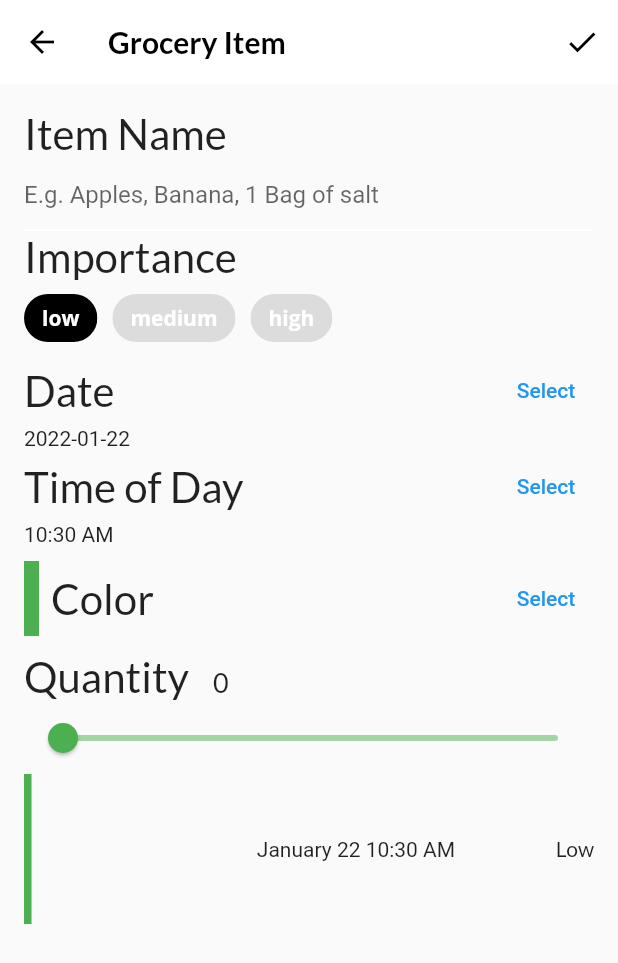
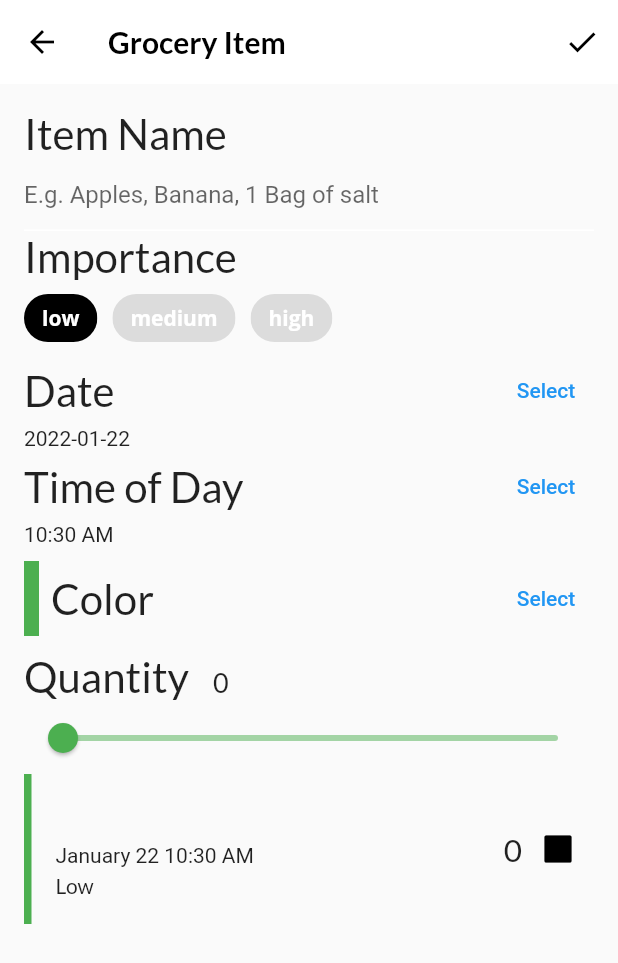
Before and after one commit to Austin-Godwin/fooderlich_interactive_widgets, a Flutter app: the screen it shows after launch, item 3 of the bottom bar chosen, after a tap on the "add" icon, on a phone screen of 412 x 824 dp. Shown: the top 963 px of the screen. Run offline on Flutter 3.47's test engine with Material 2 defaults, Android fonts, the phone set to English and light mode, and no system bars; our stand-ins replace flutter_colorpicker, google_fonts; project files that could hold a hidden picture were left out.

Commit message:
Grocery Tile Shown

```diff
--- a/lib/components/grocery_tile.dart
+++ b/lib/components/grocery_tile.dart
@@ -23,6 +23,8 @@ class GroceryTile extends StatelessWidget {
       child: Row(
         mainAxisAlignment: MainAxisAlignment.spaceBetween,
         children: [
+          Row(
+            children: [
               Container(
                 width: 5.0,
                 color: item.color,
@@ -32,6 +34,7 @@ class GroceryTile extends StatelessWidget {
               ),
               Column(
                 mainAxisAlignment: MainAxisAlignment.center,
+                crossAxisAlignment: CrossAxisAlignment.start,
                 children: [
                   Text(
                     item.name,
@@ -40,12 +43,29 @@ class GroceryTile extends StatelessWidget {
                         fontSize: 21.0,
                         fontWeight: FontWeight.bold),
                   ),
+                  const SizedBox(
+                    height: 4.0,
+                  ),
+                  buildDate(),
+                  const SizedBox(
+                    height: 4.0,
+                  ),
+                  buildImportance()
                 ],
               ),
-          const SizedBox(height: 4.0,),
-          buildDate(),
-          const SizedBox(height: 4.0,),
-          buildImportance()
+
+            ],
+          ),
+          Row(
+            children: [
+              Text(
+                item.quantity.toString(),
+                style: GoogleFonts.lato(
+                    decoration: textDecoration, fontSize: 21.0),
+              ),
+              buildCheckbox(),
+            ],
+          )
         ],
       ),
     );
```
Lines whose indentation alone changed are shown as unchanged.
